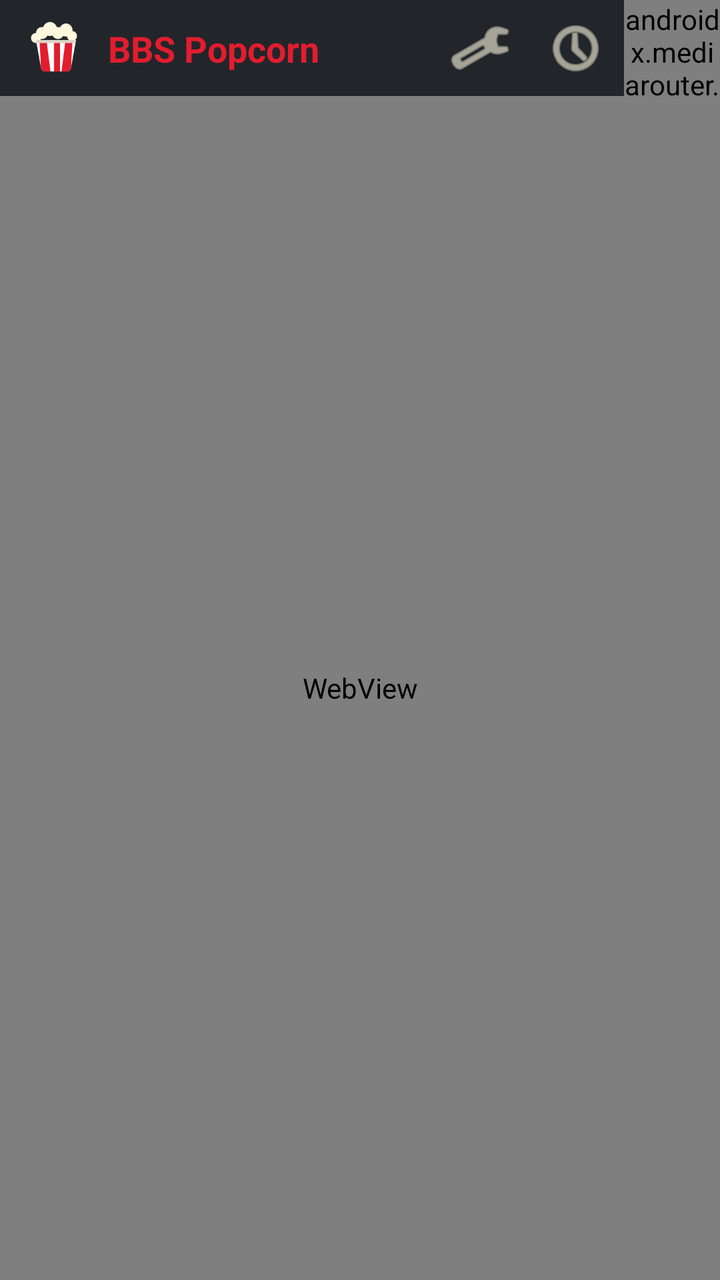
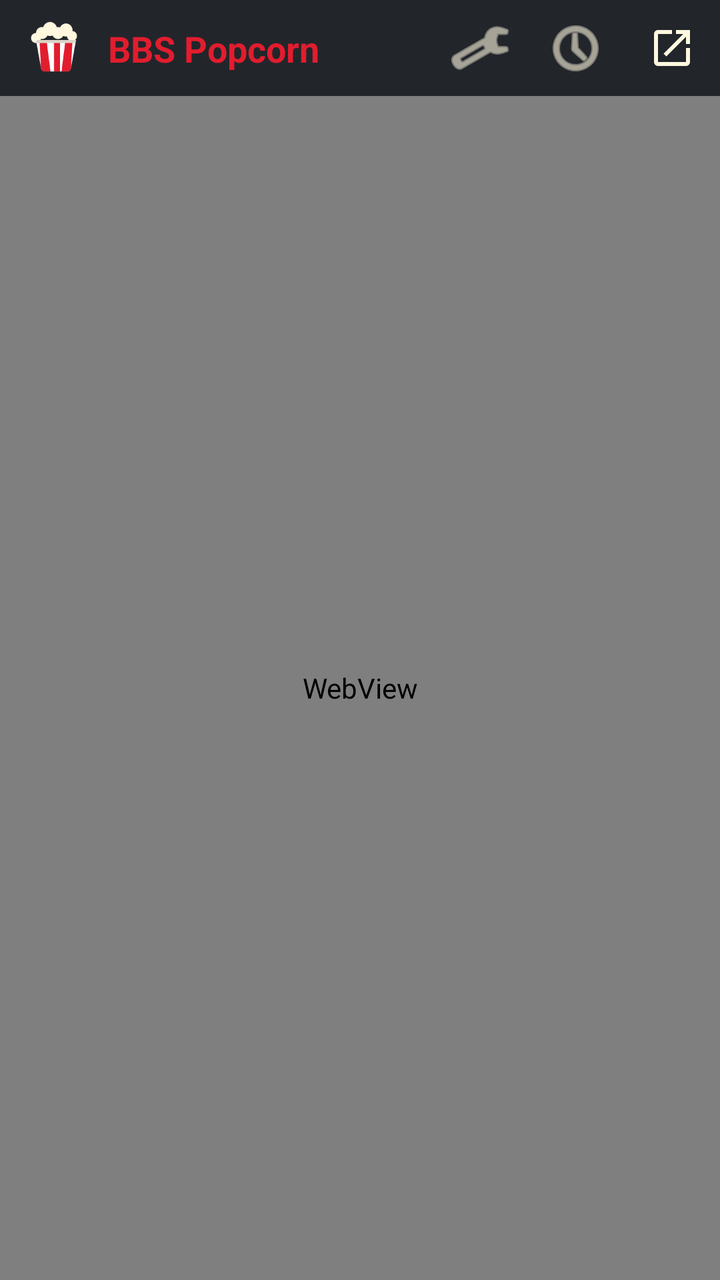

Two renders of the same Android screen: before a commit and after it. Below are the layout's source before the change and the commit's diff.
<!-- AndroidManifest.xml: application theme Theme.BBSPopcorn -->
<!-- res/layout/activity_main.xml -->
<?xml version="1.0" encoding="utf-8"?>
<androidx.constraintlayout.widget.ConstraintLayout
    xmlns:android="http://schemas.android.com/apk/res/android"
    xmlns:app="http://schemas.android.com/apk/res-auto"
    android:layout_width="match_parent"
    android:layout_height="match_parent"
    android:background="@color/popcorn_slate">

    
    <androidx.constraintlayout.widget.ConstraintLayout
        android:id="@+id/topBar"
        android:layout_width="0dp"
        android:layout_height="48dp"
        android:background="@color/popcorn_slate"
        app:layout_constraintEnd_toEndOf="parent"
        app:layout_constraintStart_toStartOf="parent"
        app:layout_constraintTop_toTopOf="parent">

        <ImageView
            android:id="@+id/imageLogo"
            android:layout_width="32dp"
            android:layout_height="32dp"
            android:layout_marginStart="12dp"
            android:contentDescription="@string/app_name"
            android:src="@mipmap/ic_launcher"
            app:layout_constraintBottom_toBottomOf="parent"
            app:layout_constraintStart_toStartOf="parent"
            app:layout_constraintTop_toTopOf="parent" />

        <TextView
            android:id="@+id/textTitle"
            android:layout_width="wrap_content"
            android:layout_height="wrap_content"
            android:layout_marginStart="10dp"
            android:text="@string/app_name"
            android:textColor="@color/popcorn_red"
            android:textSize="18sp"
            android:textStyle="bold"
            app:layout_constraintBottom_toBottomOf="parent"
            app:layout_constraintStart_toEndOf="@id/imageLogo"
            app:layout_constraintTop_toTopOf="parent" />

        <ImageButton
            android:id="@+id/btnQuality"
            android:layout_width="48dp"
            android:layout_height="48dp"
            android:background="?attr/selectableItemBackgroundBorderless"
            android:contentDescription="@string/quality_title"
            android:src="@android:drawable/ic_menu_preferences"
            app:tint="@color/popcorn_cream"
            app:layout_constraintBottom_toBottomOf="parent"
            app:layout_constraintEnd_toStartOf="@id/btnHistory"
            app:layout_constraintTop_toTopOf="parent" />

        <ImageButton
            android:id="@+id/btnHistory"
            android:layout_width="48dp"
            android:layout_height="48dp"
            android:background="?attr/selectableItemBackgroundBorderless"
            android:contentDescription="@string/history_title"
            android:src="@android:drawable/ic_menu_recent_history"
            app:tint="@color/popcorn_cream"
            app:layout_constraintBottom_toBottomOf="parent"
            app:layout_constraintEnd_toStartOf="@id/mediaRouteButton"
            app:layout_constraintTop_toTopOf="parent" />

        <androidx.mediarouter.app.MediaRouteButton
            android:id="@+id/mediaRouteButton"
            android:layout_width="48dp"
            android:layout_height="48dp"
            android:mediaRouteTypes="user"
            app:layout_constraintBottom_toBottomOf="parent"
            app:layout_constraintEnd_toEndOf="parent"
            app:layout_constraintTop_toTopOf="parent" />

        
        <View
            android:id="@+id/castOverlay"
            android:layout_width="48dp"
            android:layout_height="48dp"
            android:background="@android:color/transparent"
            app:layout_constraintBottom_toBottomOf="@id/mediaRouteButton"
            app:layout_constraintEnd_toEndOf="@id/mediaRouteButton"
            app:layout_constraintStart_toStartOf="@id/mediaRouteButton"
            app:layout_constraintTop_toTopOf="@id/mediaRouteButton" />

    </androidx.constraintlayout.widget.ConstraintLayout>

    
    <WebView
        android:id="@+id/webView"
        android:layout_width="0dp"
        android:layout_height="0dp"
        app:layout_constraintBottom_toBottomOf="parent"
        app:layout_constraintEnd_toEndOf="parent"
        app:layout_constraintStart_toStartOf="parent"
        app:layout_constraintTop_toBottomOf="@id/topBar" />

    
    <FrameLayout
        android:id="@+id/loadingOverlay"
        android:layout_width="0dp"
        android:layout_height="0dp"
        android:background="@color/popcorn_slate_overlay"
        android:clickable="true"
        android:focusable="true"
        android:visibility="gone"
        app:layout_constraintBottom_toBottomOf="parent"
        app:layout_constraintEnd_toEndOf="parent"
        app:layout_constraintStart_toStartOf="parent"
        app:layout_constraintTop_toTopOf="parent">

        <LinearLayout
            android:layout_width="wrap_content"
            android:layout_height="wrap_content"
            android:layout_gravity="center"
            android:gravity="center"
            android:orientation="vertical">

            <ProgressBar
                android:layout_width="48dp"
                android:layout_height="48dp"
                android:indeterminateTint="@color/popcorn_red" />

            <TextView
                android:layout_width="wrap_content"
                android:layout_height="wrap_content"
                android:layout_marginTop="16dp"
                android:text="@string/main_resolving"
                android:textColor="@color/popcorn_cream"
                android:textSize="14sp" />

        </LinearLayout>

    </FrameLayout>

</androidx.constraintlayout.widget.ConstraintLayout>
<!-- resources referenced by this layout -->
<resources>
  <color name="popcorn_cream">#FFF8DF</color>
  <color name="popcorn_red">#E11D2E</color>
  <color name="popcorn_slate">#22262B</color>
  <color name="popcorn_slate_overlay">#CC22262B</color>
  <!-- mipmap ic_launcher: png bitmap (mipmap-hdpi, 2694 bytes) -->
  <string name="app_name">BBS Popcorn</string>
  <string name="history_title">Historique</string>
  <string name="main_resolving">Résolution du flux…</string>
  <string name="quality_title">Qualité vidéo</string>
  <style name="Theme.BBSPopcorn" parent="Theme.MaterialComponents.DayNight.NoActionBar">
          <item name="colorPrimary">@color/popcorn_red</item>
          <item name="colorPrimaryVariant">@color/popcorn_slate</item>
          <item name="colorOnPrimary">@color/popcorn_cream</item>
          <item name="colorSecondary">@color/popcorn_cream</item>
          <item name="colorSurface">@color/popcorn_slate</item>
          <item name="colorOnSurface">@color/popcorn_cream</item>
          <item name="android:windowBackground">@color/popcorn_slate</item>
          <item name="android:statusBarColor">@color/popcorn_slate</item>
          <item name="android:navigationBarColor">@color/popcorn_slate</item>
      </style>
</resources>

<!-- the commit's change to res/layout/activity_main.xml (unified diff, before → after) -->
@@ -61,28 +61,20 @@
             android:src="@android:drawable/ic_menu_recent_history"
             app:tint="@color/popcorn_cream"
             app:layout_constraintBottom_toBottomOf="parent"
-            app:layout_constraintEnd_toStartOf="@id/mediaRouteButton"
+            app:layout_constraintEnd_toStartOf="@id/btnYoutube"
             app:layout_constraintTop_toTopOf="parent" />
 
-        <androidx.mediarouter.app.MediaRouteButton
-            android:id="@+id/mediaRouteButton"
+        <ImageButton
+            android:id="@+id/btnYoutube"
             android:layout_width="48dp"
             android:layout_height="48dp"
-            android:mediaRouteTypes="user"
+            android:background="?attr/selectableItemBackgroundBorderless"
+            android:contentDescription="@string/open_in_youtube"
+            android:src="@drawable/ic_open_external"
+            app:tint="@color/popcorn_cream"
             app:layout_constraintBottom_toBottomOf="parent"
             app:layout_constraintEnd_toEndOf="parent"
             app:layout_constraintTop_toTopOf="parent" />
-
-        
-        <View
-            android:id="@+id/castOverlay"
-            android:layout_width="48dp"
-            android:layout_height="48dp"
-            android:background="@android:color/transparent"
-            app:layout_constraintBottom_toBottomOf="@id/mediaRouteButton"
-            app:layout_constraintEnd_toEndOf="@id/mediaRouteButton"
-            app:layout_constraintStart_toStartOf="@id/mediaRouteButton"
-            app:layout_constraintTop_toTopOf="@id/mediaRouteButton" />
 
     </androidx.constraintlayout.widget.ConstraintLayout>
 
<!-- resource entries referenced after the edit -->
@@ -4,10 +4,22 @@
   <color name="popcorn_red">#E11D2E</color>
   <color name="popcorn_slate">#22262B</color>
   <color name="popcorn_slate_overlay">#CC22262B</color>
+  <!-- drawable ic_open_external (drawable) -->
+  <?xml version="1.0" encoding="utf-8"?>
+  <vector xmlns:android="http://schemas.android.com/apk/res/android"
+      android:width="24dp"
+      android:height="24dp"
+      android:viewportWidth="24"
+      android:viewportHeight="24">
+      <path
+          android:fillColor="#FFFFFF"
+          android:pathData="M19,19H5V5h7V3H5c-1.11,0 -2,0.9 -2,2v14c0,1.1 0.89,2 2,2h14c1.1,0 2,-0.9 2,-2v-7h-2v7zM14,3v2h3.59l-9.83,9.83 1.41,1.41L19,6.41V10h2V3h-7z" />
+  </vector>
   <!-- mipmap ic_launcher: png bitmap (mipmap-hdpi, 2694 bytes) -->
   <string name="app_name">BBS Popcorn</string>
   <string name="history_title">Historique</string>
   <string name="main_resolving">Résolution du flux…</string>
+  <string name="open_in_youtube">Ouvrir dans YouTube</string>
   <string name="quality_title">Qualité vidéo</string>
   <style name="Theme.BBSPopcorn" parent="Theme.MaterialComponents.DayNight.NoActionBar">
           <item name="colorPrimary">@color/popcorn_red</item>
